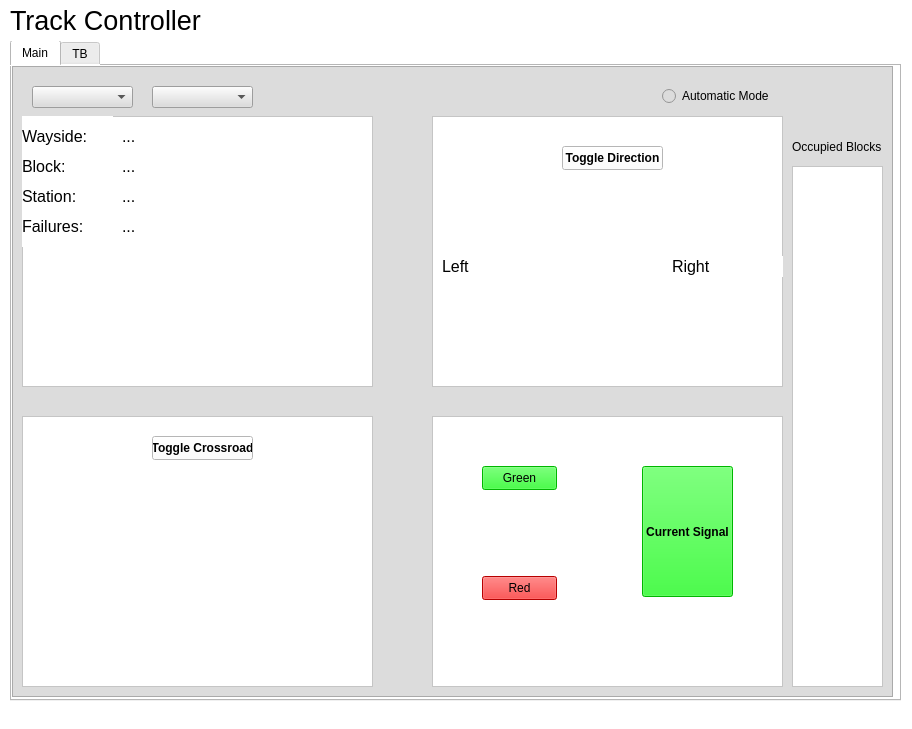
Above: TrackControllerSw/TrackControllerTB.ui from cerfort2/1140 before the change. Below: the same form after it.
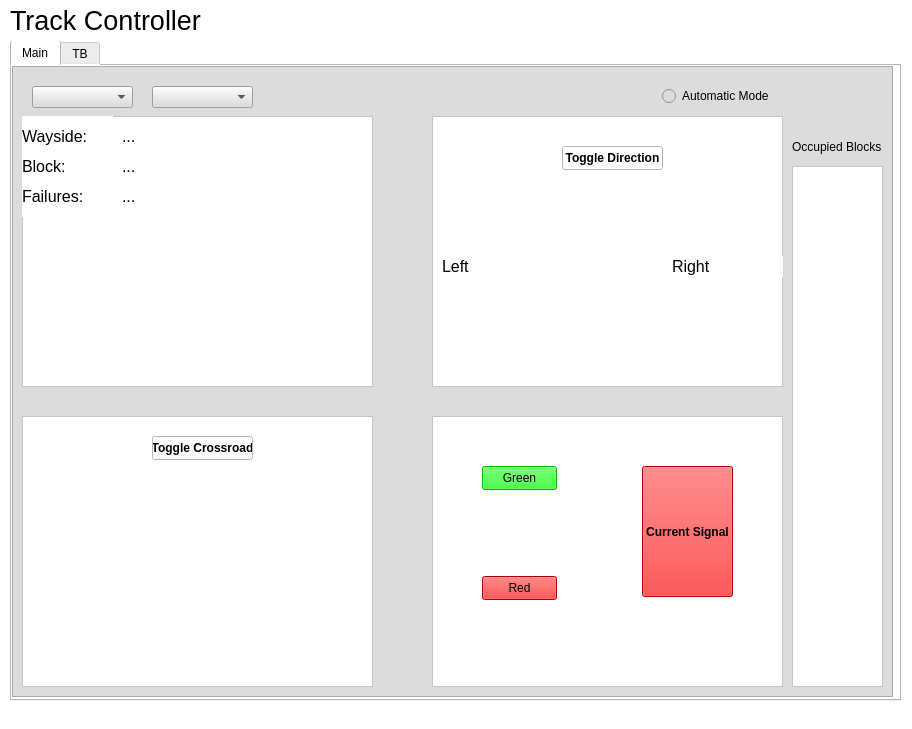
That is the form after the change. Icons and pictures are not drawn.

Patch:
```diff
--- a/TrackControllerSw/TrackControllerTB.ui
+++ b/TrackControllerSw/TrackControllerTB.ui
@@ -140,7 +140,7 @@
          </font>
         </property>
         <property name="styleSheet">
-         <string notr="true">background-color: rgb(0, 255, 0);</string>
+         <string notr="true">background-color: rgb(255, 0, 0);</string>
         </property>
         <property name="text">
          <string>Current Signal</string>
@@ -387,62 +387,11 @@
          <string>Block:</string>
         </property>
        </widget>
-       <widget class="QLabel" name="stationData">
-        <property name="geometry">
-         <rect>
-          <x>100</x>
-          <y>70</y>
-          <width>131</width>
-          <height>21</height>
-         </rect>
-        </property>
-        <property name="font">
-         <font>
-          <pointsize>12</pointsize>
-         </font>
-        </property>
-        <property name="styleSheet">
-         <string notr="true">border-color: rgb(0, 0, 0);</string>
-        </property>
-        <property name="lineWidth">
-         <number>1</number>
-        </property>
-        <property name="midLineWidth">
-         <number>0</number>
-        </property>
-        <property name="text">
-         <string>...</string>
-        </property>
-       </widget>
-       <widget class="QLabel" name="stationLabel">
-        <property name="geometry">
-         <rect>
-          <x>0</x>
-          <y>60</y>
-          <width>91</width>
-          <height>41</height>
-         </rect>
-        </property>
-        <property name="font">
-         <font>
-          <pointsize>12</pointsize>
-         </font>
-        </property>
-        <property name="lineWidth">
-         <number>1</number>
-        </property>
-        <property name="midLineWidth">
-         <number>0</number>
-        </property>
-        <property name="text">
-         <string>Station:</string>
-        </property>
-       </widget>
        <widget class="QLabel" name="failureLabel">
         <property name="geometry">
          <rect>
           <x>0</x>
-          <y>90</y>
+          <y>60</y>
           <width>91</width>
           <height>41</height>
          </rect>
@@ -466,7 +415,7 @@
         <property name="geometry">
          <rect>
           <x>100</x>
-          <y>100</y>
+          <y>70</y>
           <width>131</width>
           <height>21</height>
          </rect>
```
